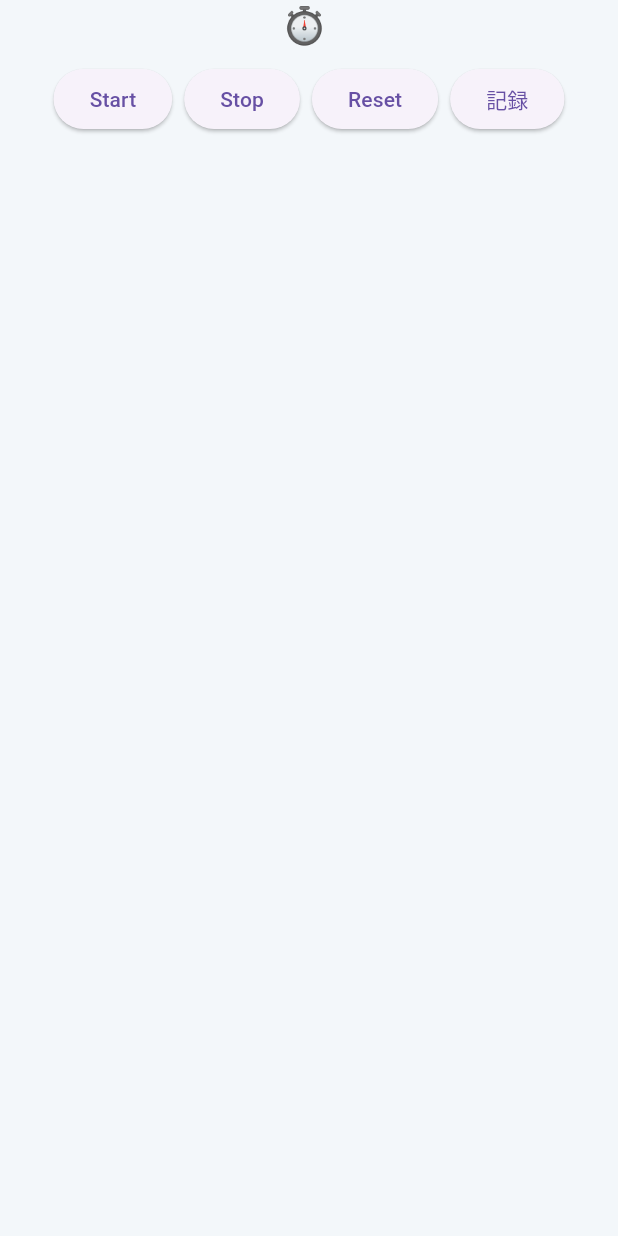
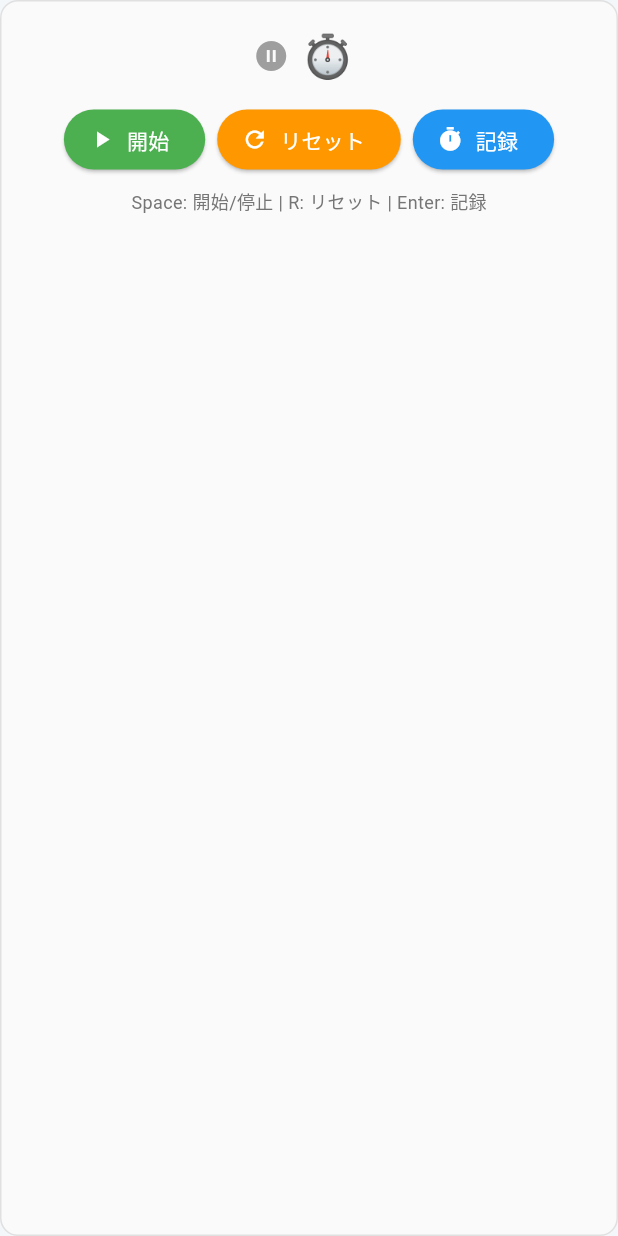
Before and after one commit to bixtaka/ipt, a Flutter app: the StopwatchControls widget shown alone on an empty page, opened directly with empty values, on a phone screen of 412 x 824 dp. Run offline on Flutter 3.47's test engine with Material 3 defaults, Android fonts, the light colour scheme and no system bars; our stand-ins replace csv, sticky_headers; missing offline and left inert: dart:html, excel.

Commit message:
[STEP 5] stopwatch_controls: add optional pause/resume/record/events

```diff
--- a/lib/widgets/stopwatch_controls.dart
+++ b/lib/widgets/stopwatch_controls.dart
@@ -1,5 +1,6 @@
 // lib/widgets/stopwatch_controls.dart
 import 'package:flutter/material.dart';
+import '../models/stopwatch_session.dart';
 
 class StopwatchControls extends StatelessWidget {
   final String displayTime;
@@ -7,6 +8,13 @@ class StopwatchControls extends StatelessWidget {
   final VoidCallback onStop;
   final VoidCallback onReset;
   final VoidCallback onRecord;
+  final bool isRunning;
+
+  // 追加の可変プロパティ（すべて nullable、デフォルト null）
+  final VoidCallback? onPause;
+  final VoidCallback? onResume;
+  final bool? isPaused;
+  final List<StopwatchEvent>? events;
 
   const StopwatchControls({
     super.key,
@@ -15,27 +23,164 @@ class StopwatchControls extends StatelessWidget {
     required this.onStop,
     required this.onReset,
     required this.onRecord,
+    this.isRunning = false,
+    this.onPause,
+    this.onResume,
+    this.isPaused,
+    this.events,
   });
 
   @override
   Widget build(BuildContext context) {
-    return Column(
+    return Container(
+      padding: const EdgeInsets.all(16),
+      decoration: BoxDecoration(
+        color: isRunning ? Colors.green.shade50 : Colors.grey.shade50,
+        borderRadius: BorderRadius.circular(12),
+        border: Border.all(
+          color: isRunning ? Colors.green.shade200 : Colors.grey.shade300,
+        ),
+      ),
+      child: Column(
         children: [
-        Text('⏱ $displayTime', style: const TextStyle(fontSize: 24)),
-        const SizedBox(height: 8),
           Row(
             mainAxisAlignment: MainAxisAlignment.center,
             children: [
-            ElevatedButton(onPressed: onStart, child: const Text('Start')),
+              Icon(
+                isRunning ? Icons.play_circle : Icons.pause_circle,
+                color: isRunning ? Colors.green : Colors.grey,
+                size: 24,
+              ),
               const SizedBox(width: 8),
-            ElevatedButton(onPressed: onStop, child: const Text('Stop')),
-            const SizedBox(width: 8),
-            ElevatedButton(onPressed: onReset, child: const Text('Reset')),
-            const SizedBox(width: 8),
-            ElevatedButton(onPressed: onRecord, child: const Text('記録')),
+              Text(
+                '⏱ $displayTime',
+                style: TextStyle(
+                  fontSize: 28,
+                  fontWeight: FontWeight.bold,
+                  color:
+                      isRunning ? Colors.green.shade700 : Colors.grey.shade700,
+                ),
+              ),
             ],
           ),
+          const SizedBox(height: 12),
+          Row(
+            mainAxisAlignment: MainAxisAlignment.center,
+            children: [
+              // 一時停止/再開ボタンのトグル表示
+              if (isPaused == true && onResume != null)
+                ElevatedButton.icon(
+                  onPressed: onResume,
+                  icon: const Icon(Icons.play_arrow),
+                  label: const Text('再開'),
+                  style: ElevatedButton.styleFrom(
+                    backgroundColor: Colors.blue,
+                    foregroundColor: Colors.white,
+                  ),
+                )
+              else if (isRunning == true && onPause != null)
+                ElevatedButton.icon(
+                  onPressed: onPause,
+                  icon: const Icon(Icons.pause),
+                  label: const Text('一時停止'),
+                  style: ElevatedButton.styleFrom(
+                    backgroundColor: Colors.orange,
+                    foregroundColor: Colors.white,
+                  ),
+                )
+              else
+                // 従来の開始/停止ボタン
+                ElevatedButton.icon(
+                  onPressed: isRunning ? onStop : onStart,
+                  icon: Icon(isRunning ? Icons.pause : Icons.play_arrow),
+                  label: Text(isRunning ? '停止' : '開始'),
+                  style: ElevatedButton.styleFrom(
+                    backgroundColor: isRunning ? Colors.red : Colors.green,
+                    foregroundColor: Colors.white,
+                  ),
+                ),
+              const SizedBox(width: 8),
+              ElevatedButton.icon(
+                onPressed: onReset,
+                icon: const Icon(Icons.refresh),
+                label: const Text('リセット'),
+                style: ElevatedButton.styleFrom(
+                  backgroundColor: Colors.orange,
+                  foregroundColor: Colors.white,
+                ),
+              ),
+              const SizedBox(width: 8),
+              ElevatedButton.icon(
+                onPressed: onRecord,
+                icon: const Icon(Icons.timer),
+                label: const Text('記録'),
+                style: ElevatedButton.styleFrom(
+                  backgroundColor: Colors.blue,
+                  foregroundColor: Colors.white,
+                ),
+              ),
             ],
+          ),
+          const SizedBox(height: 8),
+          Text(
+            'Space: 開始/停止 | R: リセット | Enter: 記録',
+            style: TextStyle(
+              fontSize: 12,
+              color: Colors.grey.shade600,
+            ),
+          ),
+
+          // eventsログ表示（nullの場合は非表示）
+          if (events != null && events!.isNotEmpty) ...[
+            const SizedBox(height: 12),
+            Container(
+              width: double.infinity,
+              padding: const EdgeInsets.all(8),
+              decoration: BoxDecoration(
+                color: Colors.grey.shade100,
+                borderRadius: BorderRadius.circular(8),
+                border: Border.all(color: Colors.grey.shade300),
+              ),
+              child: Column(
+                crossAxisAlignment: CrossAxisAlignment.start,
+                children: [
+                  Text(
+                    'Event Log:',
+                    style: TextStyle(
+                      fontSize: 12,
+                      fontWeight: FontWeight.bold,
+                      color: Colors.grey.shade700,
+                    ),
+                  ),
+                  const SizedBox(height: 4),
+                  ...events!.take(10).map((event) {
+                    final timeStr = event.at.toString().substring(11, 19); // HH:mm:ss
+                    final typeStr = _getEventTypeString(event.type);
+                    return Text(
+                      '$timeStr: $typeStr',
+                      style: TextStyle(
+                        fontSize: 10,
+                        color: Colors.grey.shade600,
+                      ),
+                    );
+                  }).toList(),
+                ],
+              ),
+            ),
+          ],
+        ],
+      ),
     );
   }
+
+  String _getEventTypeString(String type) {
+    switch (type) {
+      case 'start': return '開始';
+      case 'pause': return '一時停止';
+      case 'resume': return '再開';
+      case 'stop': return '停止';
+      case 'record': return '記録';
+      default: return type;
     }
+  }
+}
```
Lines whose indentation alone changed are shown as unchanged.
